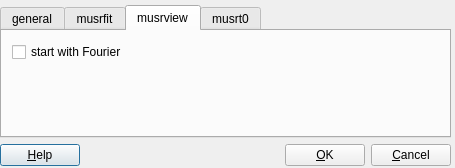
Before: the Qt Designer form src/musredit_qt5/forms/PPrefsDialog.ui in aPeter1/musrfit-fork, drawn with Qt 5.
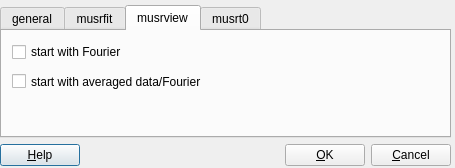
After: the same form once the commit is applied. The open tabs and pages were chosen to show the change. Icons and pictures are not drawn.

The edit to the form file:
```diff
--- a/src/musredit_qt5/forms/PPrefsDialog.ui
+++ b/src/musredit_qt5/forms/PPrefsDialog.ui
@@ -175,6 +175,19 @@
          <string>start with Fourier</string>
         </property>
        </widget>
+       <widget class="QCheckBox" name="fAvg_checkBox">
+        <property name="geometry">
+         <rect>
+          <x>10</x>
+          <y>40</y>
+          <width>231</width>
+          <height>21</height>
+         </rect>
+        </property>
+        <property name="text">
+         <string>start with averaged data/Fourier</string>
+        </property>
+       </widget>
       </widget>
       <widget class="QWidget" name="fMusrt0_tab">
        <attribute name="title">
```
Left out of the diff: 2 changed lines with no effect on the pictures.
